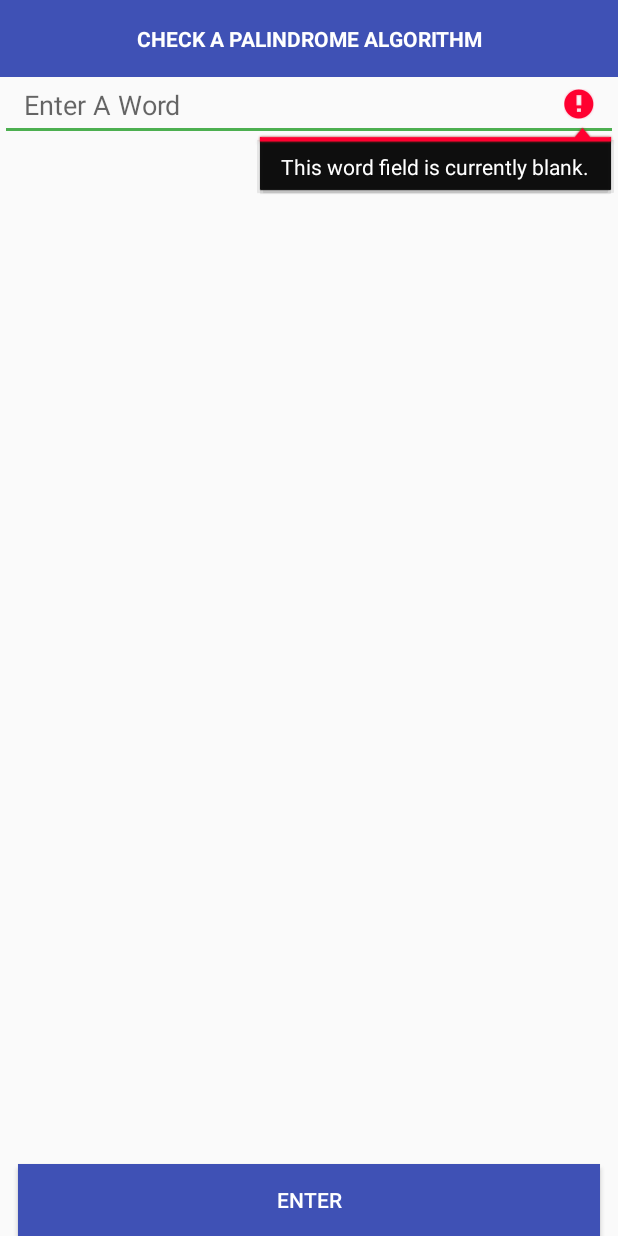
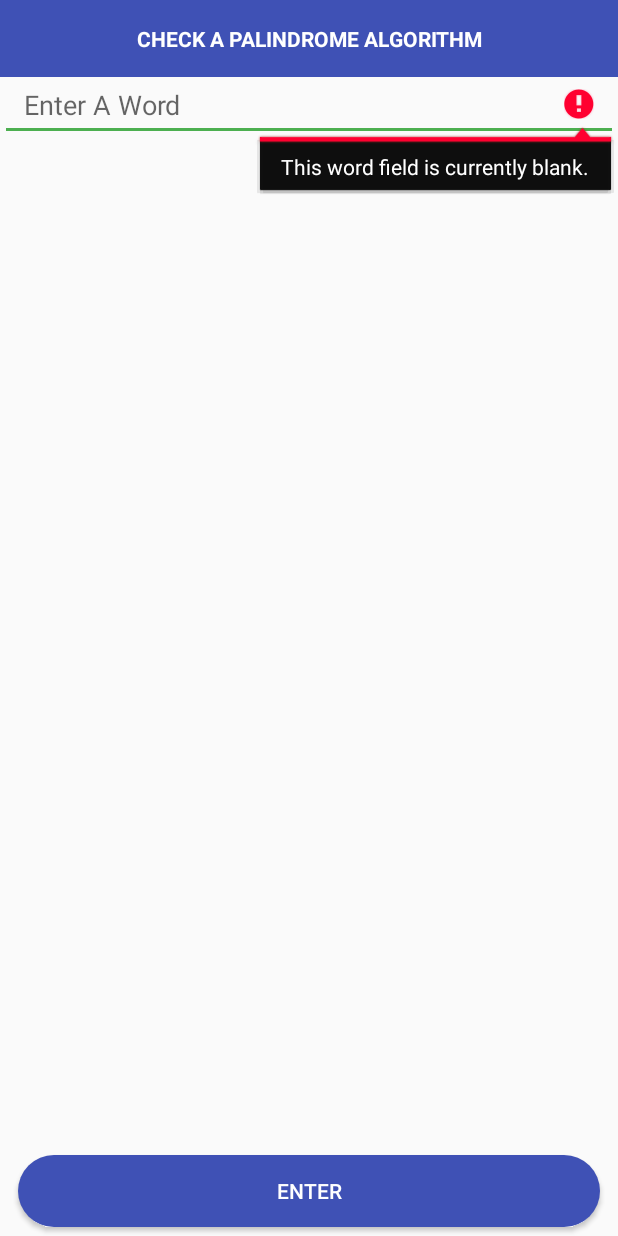
Before and after one commit to harrytrandesign/android_dev_is_palindrome, an Android app: the MainActivity screen opened directly, with no data from a screen before it, after a tap on "ENTER", on a phone screen of 412 x 824 dp. Run offline under Robolectric (Android 15) with nearby library versions, the phone set to English and light mode, and no system bars.

Commit message:
Added a round edge to the submit button.
Added a divider line to the RecyclerView.

Touch state of the RecyclerView should have state color changes, but doesn't seem to be showing up yet.

```diff
--- a/app/src/main/java/com/htdwps/palindromechecker/MainActivity.java
+++ b/app/src/main/java/com/htdwps/palindromechecker/MainActivity.java
@@ -13,6 +13,7 @@ import android.widget.EditText;
 import android.widget.TextView;
 
 import com.htdwps.palindromechecker.adapter.WordsListAdapter;
+import com.htdwps.palindromechecker.design.RecyclerDividerDecoration;
 import com.htdwps.palindromechecker.utils.PalindromeDbHelper;
 import com.htdwps.palindromechecker.utils.WordListContract;
 
@@ -70,6 +71,7 @@ public class MainActivity extends AppCompatActivity implements View.OnClickListe
         resultText = findViewById(R.id.textview_result);
         submitButton = findViewById(R.id.submit_button);
         wordRecyclerView = findViewById(R.id.recyclerview_old_words);
+        wordRecyclerView.addItemDecoration(new RecyclerDividerDecoration(this));
 
     }
 
--- a/app/src/main/java/com/htdwps/palindromechecker/adapter/WordsListAdapter.java
+++ b/app/src/main/java/com/htdwps/palindromechecker/adapter/WordsListAdapter.java
@@ -49,10 +49,12 @@ public class WordsListAdapter extends RecyclerView.Adapter<WordsListAdapter.Word
 
             case 0:
                 holder.resultTextView.setText(R.string.palindrome_indicator_false);
+                holder.resultTextView.setTextColor(mContext.getResources().getColor(R.color.result_false));
                 break;
 
             case 1:
                 holder.resultTextView.setText(R.string.palindrome_indicator_true);
+                holder.resultTextView.setTextColor(mContext.getResources().getColor(R.color.result_true));
                 break;
 
         }
--- /dev/null
+++ b/app/src/main/java/com/htdwps/palindromechecker/design/RecyclerDividerDecoration.java
@@ -0,0 +1,47 @@
+package com.htdwps.palindromechecker.design;
+
+import android.content.Context;
+import android.graphics.Canvas;
+import android.graphics.drawable.Drawable;
+import android.support.v7.widget.RecyclerView;
+import android.view.View;
+
+import com.htdwps.palindromechecker.R;
+
+/**
+ * Created by HTDWPS on 2/10/18.
+ */
+
+public class RecyclerDividerDecoration extends RecyclerView.ItemDecoration {
+
+    private Drawable mDivider;
+
+    public RecyclerDividerDecoration(Context context) {
+
+        mDivider = context.getResources().getDrawable(R.drawable.divider_line);
+
+    }
+
+    @Override
+    public void onDrawOver(Canvas c, RecyclerView parent, RecyclerView.State state) {
+
+        int left = parent.getPaddingLeft() + 20;
+        int right = parent.getWidth() - parent.getPaddingRight() - 20;
+
+        int childCount = parent.getChildCount();
+
+        for (int i = 0; i < childCount; i++) {
+            View child = parent.getChildAt(i);
+
+            RecyclerView.LayoutParams params = (RecyclerView.LayoutParams) child.getLayoutParams();
+
+            int top = child.getBottom() + params.bottomMargin;
+            int bottom = top + mDivider.getIntrinsicHeight();
+
+            mDivider.setBounds(left, top, right, bottom);
+            mDivider.draw(c);
+        }
+
+    }
+
+}
--- /dev/null
+++ b/app/src/main/res/drawable/divider_line.xml
@@ -0,0 +1,11 @@
+<?xml version="1.0" encoding="utf-8"?>
+<shape xmlns:android="http://schemas.android.com/apk/res/android"
+       android:shape="rectangle">
+
+    <size
+        android:width="@dimen/divider_line_size"
+        android:height="@dimen/divider_line_size" />
+
+    <solid android:color="@color/divider_line" />
+
+</shape>
--- /dev/null
+++ b/app/src/main/res/drawable/submit_button_round_corners.xml
@@ -0,0 +1,20 @@
+<?xml version="1.0" encoding="utf-8"?>
+<shape
+    xmlns:android="http://schemas.android.com/apk/res/android"
+    android:shape="rectangle">
+
+    <corners
+        android:bottomLeftRadius="@dimen/round_corner_radius"
+        android:bottomRightRadius="@dimen/round_corner_radius"
+        android:topLeftRadius="@dimen/round_corner_radius"
+        android:topRightRadius="@dimen/round_corner_radius"/>
+
+    <gradient
+        android:angle="90"
+        android:endColor="#88444444"
+        android:startColor="@android:color/transparent"/>
+
+    <solid
+        android:color="@color/colorPrimary"/>
+
+</shape>
--- a/app/src/main/res/layout/activity_main.xml
+++ b/app/src/main/res/layout/activity_main.xml
@@ -61,11 +61,13 @@
         android:id="@+id/submit_button"
         android:layout_width="match_parent"
         android:layout_height="wrap_content"
+        android:layout_marginBottom="6dp"
         android:layout_marginEnd="12dp"
         android:layout_marginLeft="12dp"
         android:layout_marginRight="12dp"
         android:layout_marginStart="12dp"
-        android:background="@color/colorPrimary"
+        android:layout_marginTop="6dp"
+        android:background="@drawable/submit_button_round_corners"
         android:text="@string/enter_button"
         android:textColor="@android:color/white"/>
 
--- a/app/src/main/res/layout/item_word_result.xml
+++ b/app/src/main/res/layout/item_word_result.xml
@@ -4,6 +4,7 @@
     xmlns:tools="http://schemas.android.com/tools"
     android:layout_width="match_parent"
     android:layout_height="wrap_content"
+    android:background="@drawable/item_selector_state_color"
     android:orientation="horizontal"
     android:paddingBottom="12dp"
     android:paddingEnd="6dp"
--- a/app/src/main/res/values/colors.xml
+++ b/app/src/main/res/values/colors.xml
@@ -5,6 +5,7 @@
     <color name="colorPrimaryLight">#C5CAE9</color>
     <color name="colorAccent">#4CAF50</color>
 
+    <color name="divider_line">#E8EAF6</color>
     <color name="result_true">#66BB6A</color>
     <color name="result_false">#ef5350</color>
 </resources>
--- /dev/null
+++ b/app/src/main/res/values/dimens.xml
@@ -0,0 +1,5 @@
+<?xml version="1.0" encoding="utf-8"?>
+<resources>
+    <dimen name="round_corner_radius">25dp</dimen>
+    <dimen name="divider_line_size">1px</dimen>
+</resources>
```
Also changed, not shown: app/src/main/res/drawable/item_selector_state_color.xml (added, +13 -0 lines).
